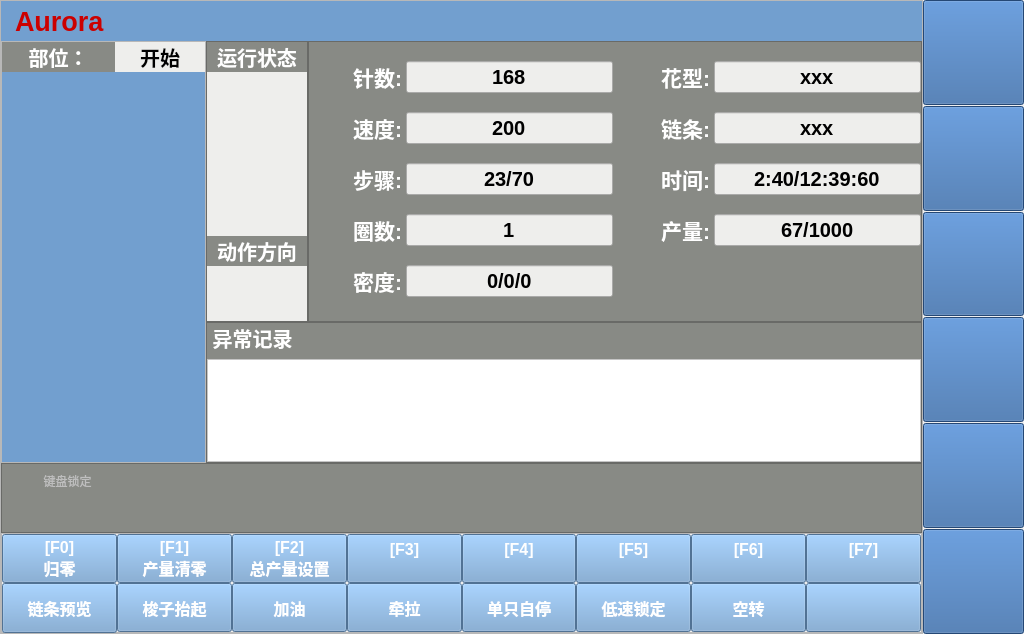
This is mainWindow.ui in lvxiaowei/linux_lcCode as Qt 5 draws it before an edit. The edited form follows.
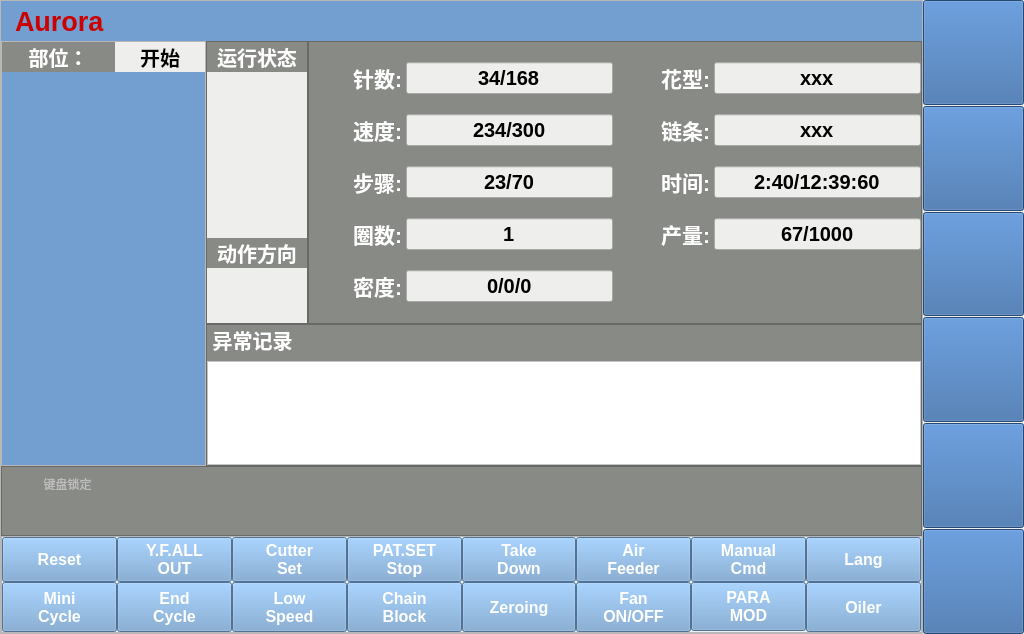
This is the edited form. Icons and pictures are not drawn.

Commit message: 需求变更：修改快捷键的显示方式和排序方式

```diff
--- a/mainWindow.ui
+++ b/mainWindow.ui
@@ -765,7 +765,7 @@
                 <string notr="true">background-color: rgb(238, 238, 236);</string>
                </property>
                <property name="text">
-                <string>200</string>
+                <string>234/300</string>
                </property>
                <property name="alignment">
                 <set>Qt::AlignCenter</set>
@@ -797,7 +797,7 @@
                 <string notr="true">background-color: rgb(238, 238, 236);</string>
                </property>
                <property name="text">
-                <string>168</string>
+                <string>34/168</string>
                </property>
                <property name="alignment">
                 <set>Qt::AlignCenter</set>
@@ -1640,7 +1640,8 @@
 color: rgb(255, 255, 255);</string>
                </property>
                <property name="text">
-                <string>链条预览</string>
+                <string>Mini
+Cycle</string>
                </property>
               </widget>
              </item>
@@ -1676,8 +1677,8 @@
 color: rgb(255, 255, 255);</string>
                </property>
                <property name="text">
-                <string>[F5]
-</string>
+                <string>Air
+Feeder</string>
                </property>
               </widget>
              </item>
@@ -1713,7 +1714,7 @@
 color: rgb(255, 255, 255);</string>
                </property>
                <property name="text">
-                <string>单只自停</string>
+                <string>Zeroing</string>
                </property>
               </widget>
              </item>
@@ -1749,8 +1750,8 @@
 color: rgb(255, 255, 255);</string>
                </property>
                <property name="text">
-                <string>[F4]
-</string>
+                <string>Take
+Down</string>
                </property>
               </widget>
              </item>
@@ -1786,7 +1787,8 @@
 color: rgb(255, 255, 255);</string>
                </property>
                <property name="text">
-                <string>空转</string>
+                <string>PARA
+MOD</string>
                </property>
               </widget>
              </item>
@@ -1822,8 +1824,8 @@
 color: rgb(255, 255, 255);</string>
                </property>
                <property name="text">
-                <string>[F1]
-产量清零</string>
+                <string>Y.F.ALL
+OUT</string>
                </property>
               </widget>
              </item>
@@ -1859,7 +1861,8 @@
 color: rgb(255, 255, 255);</string>
                </property>
                <property name="text">
-                <string>加油</string>
+                <string>Low
+Speed</string>
                </property>
               </widget>
              </item>
@@ -1895,7 +1898,8 @@
 color: rgb(255, 255, 255);</string>
                </property>
                <property name="text">
-                <string>低速锁定</string>
+                <string>Fan
+ON/OFF</string>
                </property>
               </widget>
              </item>
@@ -1931,7 +1935,8 @@
 color: rgb(255, 255, 255);</string>
                </property>
                <property name="text">
-                <string>梭子抬起</string>
+                <string>End
+Cycle</string>
                </property>
               </widget>
              </item>
@@ -1967,8 +1972,8 @@
 color: rgb(255, 255, 255);</string>
                </property>
                <property name="text">
-                <string>[F3]
-</string>
+                <string>PAT.SET
+Stop</string>
                </property>
               </widget>
              </item>
@@ -2004,8 +2009,8 @@
 color: rgb(255, 255, 255);</string>
                </property>
                <property name="text">
-                <string>[F2]
-总产量设置</string>
+                <string>Cutter
+Set</string>
                </property>
               </widget>
              </item>
@@ -2041,7 +2046,8 @@
 color: rgb(255, 255, 255);</string>
                </property>
                <property name="text">
-                <string>牵拉</string>
+                <string>Chain
+Block</string>
                </property>
               </widget>
              </item>
@@ -2077,8 +2083,7 @@
 color: rgb(255, 255, 255);</string>
                </property>
                <property name="text">
-                <string>[F0]
-归零</string>
+                <string>Reset</string>
                </property>
               </widget>
              </item>
@@ -2114,8 +2119,8 @@
 color: rgb(255, 255, 255);</string>
                </property>
                <property name="text">
-                <string>[F6]
-</string>
+                <string>Manual
+Cmd</string>
                </property>
               </widget>
              </item>
@@ -2139,8 +2144,7 @@
 color: rgb(255, 255, 255);</string>
                </property>
                <property name="text">
-                <string>[F7]
-</string>
+                <string>Lang</string>
                </property>
               </widget>
              </item>
@@ -2164,7 +2168,7 @@
 color: rgb(255, 255, 255);</string>
                </property>
                <property name="text">
-                <string/>
+                <string>Oiler</string>
                </property>
               </widget>
              </item>
```
